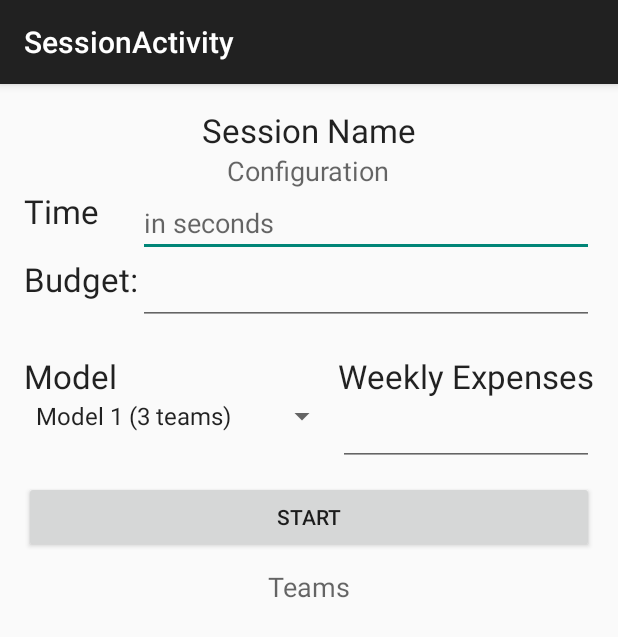
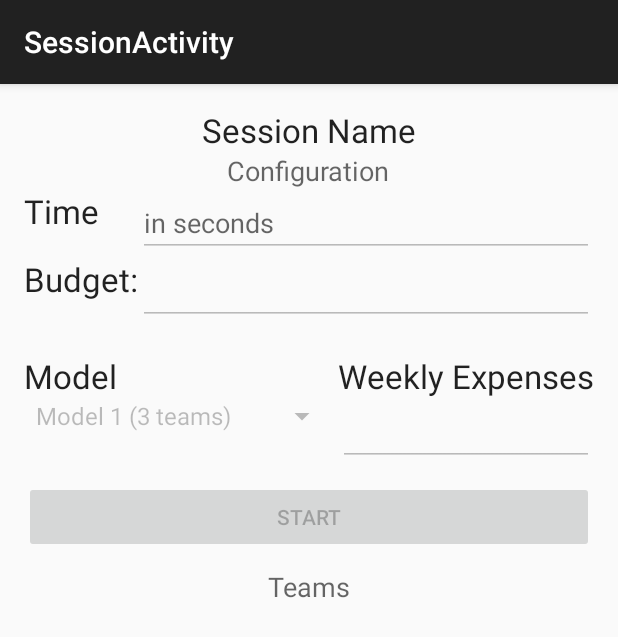
Before and after one commit to canalesb93/Simufactory, an Android app: the SessionActivity screen opened directly, with no data from a screen before it, on a phone screen of 412 x 824 dp. Shown: the top 637 px of the screen. Run offline under Robolectric (Android 15) with nearby library versions, the phone set to English and light mode, and no system bars; libraries missing offline, so code that uses them is left out: com.firebase.client; 6 statements that could not run were skipped.

Commit message:
Disables buttons

```diff
--- a/app/src/main/java/itesm/mx/simufactory/SessionActivity.java
+++ b/app/src/main/java/itesm/mx/simufactory/SessionActivity.java
@@ -39,6 +39,11 @@ public class SessionActivity extends ActionBarActivity {
         final ListView usersListView = (ListView) findViewById(R.id.teamnamesListView);
         final Button startSession = (Button) findViewById(R.id.startSessionButton);
         final EditText timerConfig = (EditText) findViewById(R.id.timerConfig);
+        final EditText budgetConfig = (EditText) findViewById(R.id.budgetET);
+        final EditText expensesConfig = (EditText) findViewById(R.id.expensesET);
+        final Spinner spinner = (Spinner) findViewById(R.id.spinner);
+
+
 
         titleTextView = (TextView) findViewById(R.id.titleSession);
 
@@ -76,6 +81,12 @@ public class SessionActivity extends ActionBarActivity {
 //      Log.v("DEBUG test,", "testing"+ sessionRef.child("starter").)
 
         if(!admin) {
+            timerConfig.setEnabled(false);
+            expensesConfig.setEnabled(false);
+            budgetConfig.setEnabled(false);
+            startSession.setEnabled(false);
+            spinner.setEnabled(false);
+
             sessionRef.child("started").addValueEventListener(new ValueEventListener() {
                 @Override
                 public void onDataChange(DataSnapshot dataSnapshot) {
@@ -99,7 +110,6 @@ public class SessionActivity extends ActionBarActivity {
         usersListView.setAdapter(adapter);
         registerForContextMenu(usersListView);
 
-        Spinner spinner = (Spinner) findViewById(R.id.spinner);
         // Create an ArrayAdapter using the string array and a default spinner layout
         ArrayAdapter<CharSequence> spinnerAdapter = ArrayAdapter.createFromResource(this, R.array.models_array, android.R.layout.simple_spinner_item);
         // Specify the layout to use when the list of choices appears
@@ -122,6 +132,7 @@ public class SessionActivity extends ActionBarActivity {
                 Intent intent = new Intent(SessionActivity.this, TeamActivity.class);
                 intent.putExtra("admin", true);
                 intent.putExtra("sessionTitle", titleString);
+
 
                 startActivity(intent);
             } else {
```
